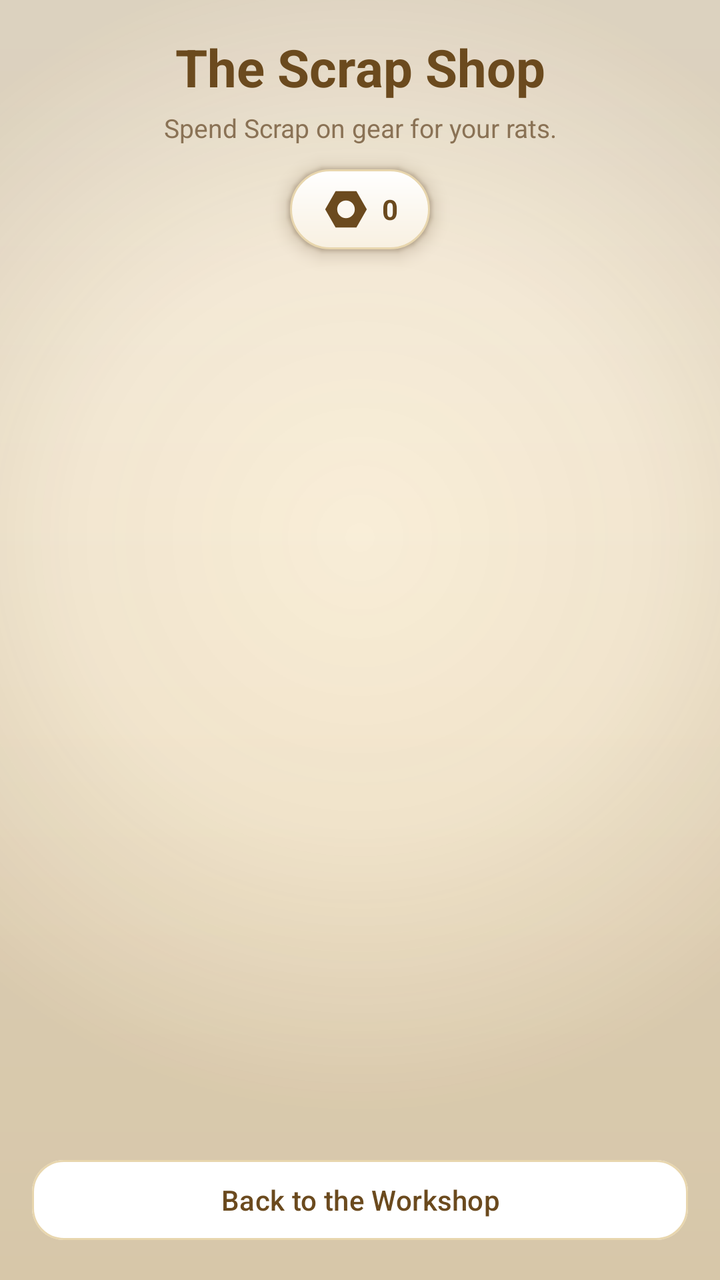
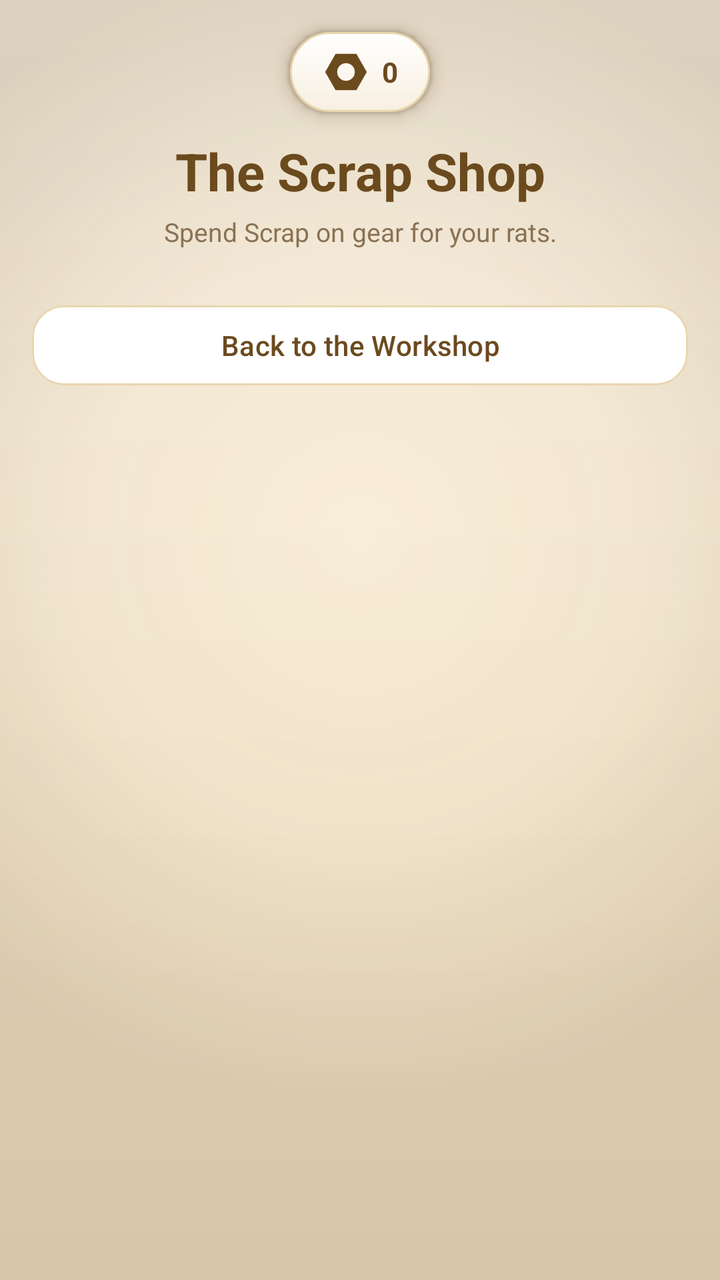

The first picture is an Android layout as it rendered before a commit; the second is the same layout after the commit. The layout source and the unified diff follow.
<!-- AndroidManifest.xml: application theme Theme.RatKingRecon -->
<!-- res/layout/activity_shop.xml -->
<?xml version="1.0" encoding="utf-8"?>
<LinearLayout xmlns:android="http://schemas.android.com/apk/res/android"
    xmlns:app="http://schemas.android.com/apk/res-auto"
    xmlns:tools="http://schemas.android.com/tools"
    android:layout_width="match_parent"
    android:layout_height="match_parent"
    android:orientation="vertical"
    android:background="@drawable/bg_app_gradient"
    android:clipChildren="false"
    android:clipToPadding="false"
    android:fitsSystemWindows="true">

    <TextView
        android:layout_width="match_parent"
        android:layout_height="wrap_content"
        android:text="@string/shop_title"
        android:textColor="@color/text_primary"
        android:textSize="26sp"
        android:textStyle="bold"
        android:textAlignment="center"
        android:layout_marginHorizontal="16dp"
        android:layout_marginTop="16dp"
        android:layout_marginBottom="4dp" />

    <TextView
        android:layout_width="match_parent"
        android:layout_height="wrap_content"
        android:text="@string/shop_subtitle"
        android:textColor="@color/text_muted"
        android:textSize="13sp"
        android:textAlignment="center"
        android:layout_marginHorizontal="16dp"
        android:layout_marginBottom="12dp" />

    
    <TextView
        android:id="@+id/shopScrapText"
        android:layout_width="wrap_content"
        android:layout_height="wrap_content"
        android:layout_gravity="center_horizontal"
        android:background="@drawable/bg_pill_tan"
        android:elevation="6dp"
        android:outlineAmbientShadowColor="@color/shadow_warm"
        android:outlineSpotShadowColor="@color/shadow_warm"
        tools:targetApi="28"
        android:paddingHorizontal="16dp"
        android:paddingVertical="8dp"
        android:gravity="center"
        android:drawableStart="@drawable/ic_scrap"
        android:drawablePadding="6dp"
        android:textSize="14sp"
        android:textStyle="bold"
        android:textColor="@color/text_primary"
        android:text="@string/header_scrap_default"
        android:layout_marginBottom="16dp" />

    <ScrollView
        android:layout_width="match_parent"
        android:layout_height="0dp"
        android:layout_weight="1"
        android:paddingHorizontal="16dp"
        android:clipToPadding="false">

        <LinearLayout
            android:id="@+id/shopCategoryContainer"
            android:layout_width="match_parent"
            android:layout_height="wrap_content"
            android:clipChildren="false"
            android:clipToPadding="false"
            android:orientation="vertical" />
    </ScrollView>

    <com.google.android.material.button.MaterialButton
        android:id="@+id/shopBackButton"
        android:layout_width="match_parent"
        android:layout_height="wrap_content"
        android:layout_margin="16dp"
        android:text="@string/btn_back_to_workshop"
        android:textAllCaps="false"
        android:textColor="@color/text_primary"
        app:backgroundTint="@color/card_white"
        app:strokeColor="@color/card_border"
        app:strokeWidth="1dp"
        app:cornerRadius="16dp"
        app:elevation="4dp" />

</LinearLayout>
<!-- resources referenced by this layout -->
<resources>
  <color name="card_border">#E8D6AE</color>
  <color name="card_white">#FFFFFF</color>
  <color name="shadow_warm">#4A2F0F</color>
  <color name="text_muted">#8A7255</color>
  <color name="text_primary">#6B4A1E</color>
  <!-- drawable bg_app_gradient (drawable) -->
  <?xml version="1.0" encoding="utf-8"?>
  <layer-list xmlns:android="http://schemas.android.com/apk/res/android">
  
      <item>
          <shape android:shape="rectangle">
              <gradient
                  android:angle="270"
                  android:startColor="@color/cream"
                  android:endColor="@color/tan"
                  android:type="linear" />
          </shape>
      </item>
  
      <item>
          <shape android:shape="rectangle">
              <gradient
                  android:type="radial"
                  android:centerX="0.5"
                  android:centerY="0.42"
                  android:gradientRadius="80%p"
                  android:startColor="#004A2F0F"
                  android:centerColor="#0A4A2F0F"
                  android:endColor="#2B4A2F0F" />
          </shape>
      </item>
  
  </layer-list>
  <!-- drawable bg_pill_tan (drawable) -->
  <?xml version="1.0" encoding="utf-8"?>
  <shape xmlns:android="http://schemas.android.com/apk/res/android"
      android:shape="rectangle">
      <gradient
          android:angle="270"
          android:startColor="@color/card_white"
          android:endColor="#F8F0E1"
          android:type="linear" />
      <stroke
          android:width="1dp"
          android:color="@color/card_border" />
      <corners android:radius="20dp" />
  </shape>
  <string name="btn_back_to_workshop">Back to the Workshop</string>
  <string name="header_scrap_default">0</string>
  <string name="shop_subtitle">Spend Scrap on gear for your rats.</string>
  <string name="shop_title">The Scrap Shop</string>
  <style name="Theme.RatKingRecon" parent="Base.Theme.RatKingRecon" />
  <color name="cream">#FBF3E3</color>
  <color name="tan">#F5E6C8</color>
  <style name="Base.Theme.RatKingRecon" parent="Theme.Material3.Light.NoActionBar">
          <item name="colorPrimary">@color/amber</item>
          <item name="colorOnPrimary">@color/text_primary</item>
          <item name="colorSurface">@color/cream</item>
          <item name="colorOnSurface">@color/text_primary</item>
          <item name="android:colorBackground">@color/cream</item>
          <item name="android:statusBarColor">@color/cream</item>
          <item name="android:windowLightStatusBar">true</item>
          
          <item name="materialButtonStyle">@style/Widget.RatKing.Button</item>
          <item name="android:navigationBarColor">@color/tan</item>
          
          <item name="android:windowLightNavigationBar" tools:targetApi="27">true</item>
      </style>
  <color name="amber">#E8A94F</color>
  <style name="Widget.RatKing.Button" parent="Widget.RatKing.Button.Base" />
  <style name="Widget.RatKing.Button.Base" parent="Widget.Material3.Button" />
  <!-- unchanged entries left out for length: 1 -->
</resources>

<!-- the commit's change to res/layout/activity_shop.xml (unified diff, before → after) -->
@@ -9,28 +9,6 @@
     android:clipChildren="false"
     android:clipToPadding="false"
     android:fitsSystemWindows="true">
-
-    <TextView
-        android:layout_width="match_parent"
-        android:layout_height="wrap_content"
-        android:text="@string/shop_title"
-        android:textColor="@color/text_primary"
-        android:textSize="26sp"
-        android:textStyle="bold"
-        android:textAlignment="center"
-        android:layout_marginHorizontal="16dp"
-        android:layout_marginTop="16dp"
-        android:layout_marginBottom="4dp" />
-
-    <TextView
-        android:layout_width="match_parent"
-        android:layout_height="wrap_content"
-        android:text="@string/shop_subtitle"
-        android:textColor="@color/text_muted"
-        android:textSize="13sp"
-        android:textAlignment="center"
-        android:layout_marginHorizontal="16dp"
-        android:layout_marginBottom="12dp" />
 
     
     <TextView
@@ -52,7 +30,8 @@
         android:textStyle="bold"
         android:textColor="@color/text_primary"
         android:text="@string/header_scrap_default"
-        android:layout_marginBottom="16dp" />
+        android:layout_marginTop="16dp"
+        android:layout_marginBottom="12dp" />
 
     <ScrollView
         android:layout_width="match_parent"
@@ -62,26 +41,55 @@
         android:clipToPadding="false">
 
         <LinearLayout
-            android:id="@+id/shopCategoryContainer"
             android:layout_width="match_parent"
             android:layout_height="wrap_content"
+            android:orientation="vertical"
             android:clipChildren="false"
-            android:clipToPadding="false"
-            android:orientation="vertical" />
+            android:clipToPadding="false">
+
+            <TextView
+                android:layout_width="match_parent"
+                android:layout_height="wrap_content"
+                android:text="@string/shop_title"
+                android:textColor="@color/text_primary"
+                android:textSize="26sp"
+                android:textStyle="bold"
+                android:textAlignment="center"
+                android:layout_marginBottom="4dp" />
+
+            <TextView
+                android:layout_width="match_parent"
+                android:layout_height="wrap_content"
+                android:text="@string/shop_subtitle"
+                android:textColor="@color/text_muted"
+                android:textSize="13sp"
+                android:textAlignment="center"
+                android:layout_marginBottom="16dp" />
+
+            <LinearLayout
+                android:id="@+id/shopCategoryContainer"
+                android:layout_width="match_parent"
+                android:layout_height="wrap_content"
+                android:clipChildren="false"
+                android:clipToPadding="false"
+                android:orientation="vertical" />
+
+            <com.google.android.material.button.MaterialButton
+                android:id="@+id/shopBackButton"
+                android:layout_width="match_parent"
+                android:layout_height="wrap_content"
+                android:layout_marginTop="8dp"
+                android:layout_marginBottom="16dp"
+                android:text="@string/btn_back_to_workshop"
+                android:textAllCaps="false"
+                android:textColor="@color/text_primary"
+                app:backgroundTint="@color/card_white"
+                app:strokeColor="@color/card_border"
+                app:strokeWidth="1dp"
+                app:cornerRadius="16dp"
+                app:elevation="4dp" />
+
+        </LinearLayout>
     </ScrollView>
 
-    <com.google.android.material.button.MaterialButton
-        android:id="@+id/shopBackButton"
-        android:layout_width="match_parent"
-        android:layout_height="wrap_content"
-        android:layout_margin="16dp"
-        android:text="@string/btn_back_to_workshop"
-        android:textAllCaps="false"
-        android:textColor="@color/text_primary"
-        app:backgroundTint="@color/card_white"
-        app:strokeColor="@color/card_border"
-        app:strokeWidth="1dp"
-        app:cornerRadius="16dp"
-        app:elevation="4dp" />
-
 </LinearLayout>
